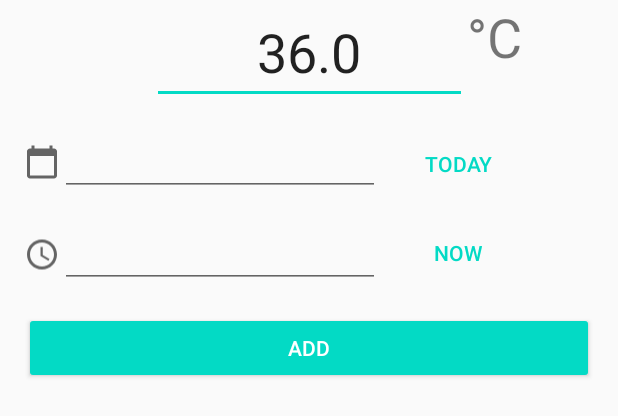
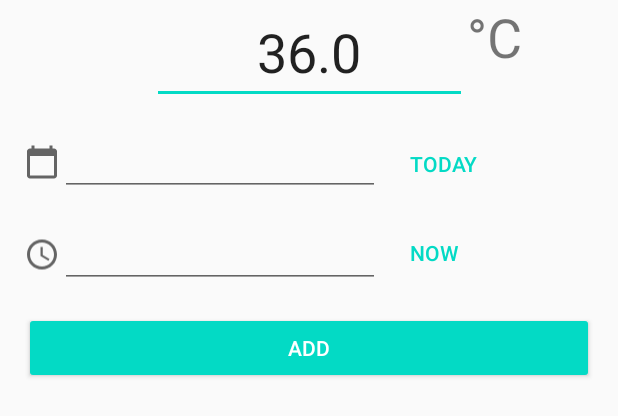
Before and after one commit to korno/TaionNeko, an Android app: the layout fragment_temperature_entry.xml on its own in the app's theme, with its tools: preview values and no code run, on a phone screen of 412 x 824 dp. Shown: the top 416 px of the screen. Run offline under Robolectric (Android 15) with nearby library versions, the phone set to English and light mode, and no system bars.

Commit message:
Changed the temperature details on the dashboard to display the entries for the last seven days (instead of the last seven entries). This could cause an issue if multiple entries are added each day as we cant control the number of records over a week, to manage this the query is limited to a preference value which is defaulted to 15 records. If there are more than 15 records for last seven days the MOST RECENT 15 records are displayed.
Moved some string constants in to strings.xml to prepare for Japanese translation.

```diff
--- a/app/src/main/AndroidManifest.xml
+++ b/app/src/main/AndroidManifest.xml
@@ -9,7 +9,7 @@
         android:roundIcon="@mipmap/ic_launcher_round"
         android:supportsRtl="true"
         android:theme="@style/AppTheme">
-        <activity android:name="uk.me.mikemike.taionneko.ui.activities.MainActivity">
+        <activity android:name="uk.me.mikemike.taionneko.ui.activities.MainActivity" android:label="@string/activity_main_title">
             <intent-filter>
                 <action android:name="android.intent.action.MAIN" />
 
--- a/app/src/main/java/uk/me/mikemike/taionneko/TemperatureEntry.kt
+++ b/app/src/main/java/uk/me/mikemike/taionneko/TemperatureEntry.kt
@@ -45,4 +45,8 @@ interface TemperatureEntryDao {
     @Query("SELECT * FROM $TABLE_NAME ORDER BY datetime(${TemperatureEntry.INSERT_DATE_FIELD}) ASC LIMIT :count ")
     fun getMostRecent(count: Int): LiveData<List<TemperatureEntry>>
 
+    @Query("SELECT * FROM (SELECT * FROM $TABLE_NAME WHERE  datetime(${TemperatureEntry.INSERT_DATE_FIELD}) > datetime(:since) ORDER BY " +
+            " datetime(${TemperatureEntry.INSERT_DATE_FIELD}) DESC ) X  ORDER BY datetime(${TemperatureEntry.INSERT_DATE_FIELD}) ASC LIMIT :limit")
+    fun getEntriesSince(since: OffsetDateTime, limit: Int): LiveData<List<TemperatureEntry>>
+
 }
--- a/app/src/main/res/layout/fragment_temperature_entry.xml
+++ b/app/src/main/res/layout/fragment_temperature_entry.xml
@@ -53,7 +53,7 @@
         android:layout_marginTop="16dp"
         android:layout_marginEnd="16dp"
         android:layout_marginBottom="16dp"
-        android:text="Add"
+        android:text="@string/button_add_temperature_entry"
         app:layout_constraintBottom_toBottomOf="parent"
         app:layout_constraintEnd_toEndOf="parent"
         app:layout_constraintHorizontal_bias="0.49"
@@ -67,8 +67,8 @@
         android:layout_width="0dp"
         android:layout_height="wrap_content"
         android:layout_marginStart="8dp"
-        android:text="Today"
-        android:textAlignment="center"
+        android:text="@string/button_set_date_to_today"
+        android:textAlignment="viewStart"
         app:layout_constraintEnd_toEndOf="@+id/buttonNow"
         app:layout_constraintStart_toEndOf="@+id/editTextDate"
         app:layout_constraintTop_toTopOf="@+id/editTextDate" />
@@ -79,8 +79,8 @@
         android:layout_width="0dp"
         android:layout_height="43dp"
         android:layout_marginStart="8dp"
-        android:text="Now"
-        android:textAlignment="center"
+        android:text="@string/button_set_time_to_now"
+        android:textAlignment="viewStart"
         app:layout_constraintStart_toEndOf="@+id/editTextTime"
         app:layout_constraintTop_toTopOf="@+id/editTextTime" />
 
--- a/app/src/main/res/values/strings.xml
+++ b/app/src/main/res/values/strings.xml
@@ -2,4 +2,12 @@
     <string name="app_name">TaionNeko</string>
     <!-- TODO: Remove or change this placeholder text -->
     <string name="hello_blank_fragment">Hello blank fragment</string>
+
+    <string name="activity_main_title">Dashboard</string>
+    <string name="fragment_temperature_information_average_temp">Average: %1$.3f</string>
+
+    <string name="button_add_temperature_entry">Add</string>
+    <string name="button_set_date_to_today">Today</string>
+    <string name="button_set_time_to_now">Now</string>
+
 </resources>
```
Also changed, not shown: app/src/main/java/uk/me/mikemike/taionneko/TaionNekoDatabase.kt (+6 -2 lines), app/src/main/java/uk/me/mikemike/taionneko/ui/activities/MainActivityViewModel.kt (+19 -4 lines), app/src/main/java/uk/me/mikemike/taionneko/ui/fragments/TemperatureInformation.kt (+18 -3 lines).
